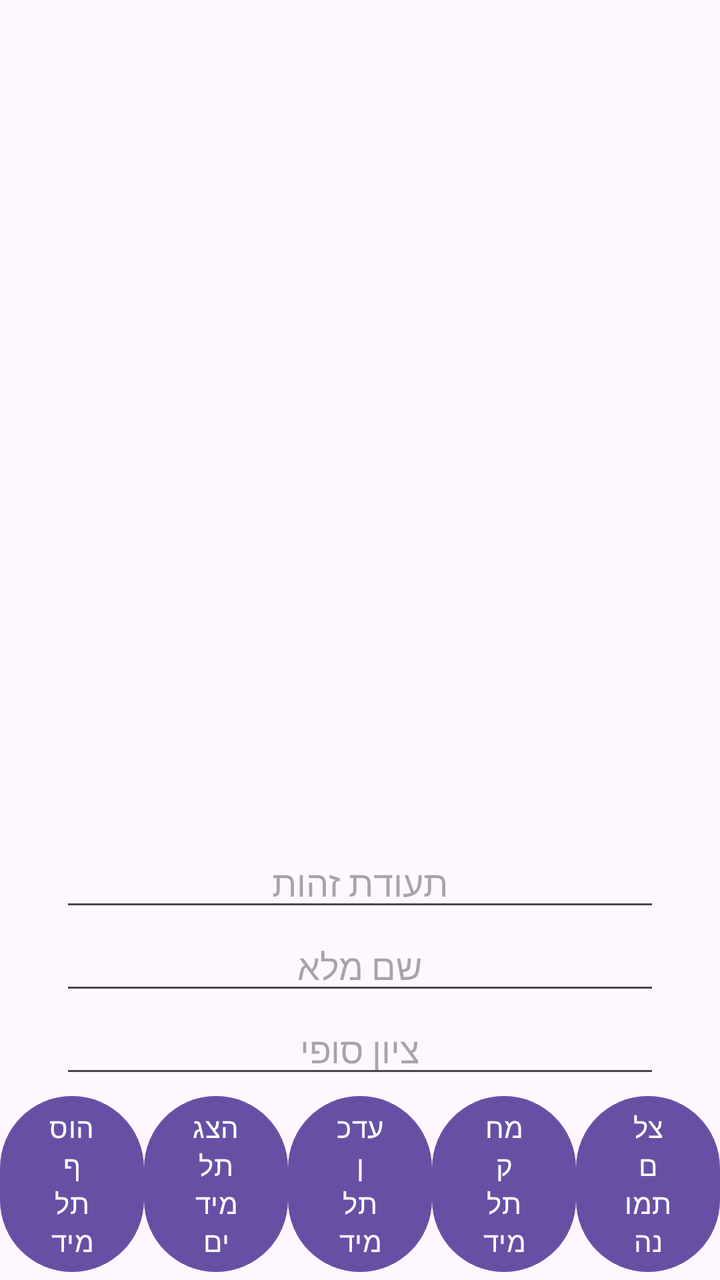
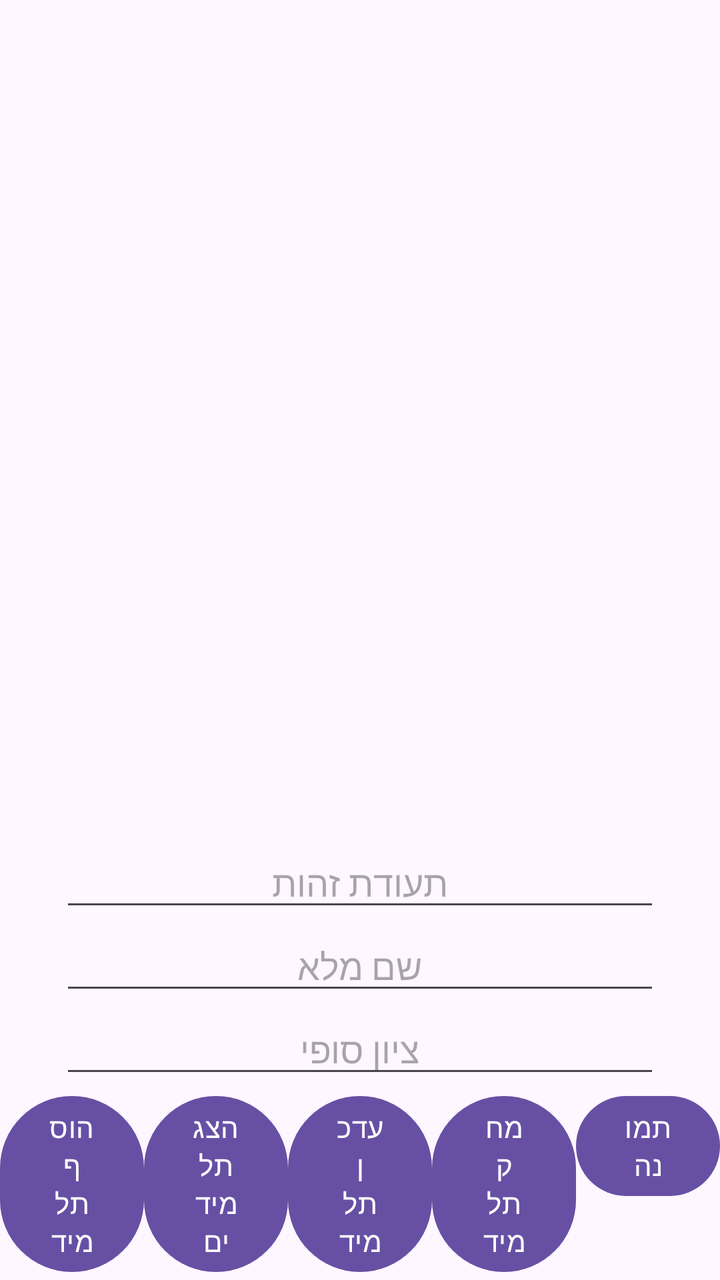

An Android layout rendered at two revisions. The XML below is the earlier revision; the diff shows what the commit changed to produce the second picture.
<!-- AndroidManifest.xml: application theme Theme.MyApplicationFirebase -->
<!-- res/layout/activity_main.xml -->
<?xml version="1.0" encoding="utf-8"?>
<androidx.constraintlayout.widget.ConstraintLayout xmlns:android="http://schemas.android.com/apk/res/android"
    xmlns:app="http://schemas.android.com/apk/res-auto"
    xmlns:tools="http://schemas.android.com/tools"
    android:id="@+id/main"
    android:layout_width="match_parent"
    android:layout_height="match_parent">


    <ScrollView
        android:layout_width="match_parent"
        android:layout_height="0dp"
        app:layout_constraintBottom_toTopOf="@id/bottomlayout"
        app:layout_constraintTop_toTopOf="parent">
        <LinearLayout
            android:layout_width="match_parent"
            android:layout_height="wrap_content"
            android:layout_marginTop="40sp"
            android:gravity="center">

            <TextView
                android:layout_width="wrap_content"
                android:layout_height="wrap_content"
                android:textSize="20sp"
                android:textDirection="rtl"
                android:id="@+id/tvcontent"/>

            <ImageView
                android:id="@+id/imageView"
                android:layout_width="300dp"
                android:layout_height="300dp"
                android:layout_marginTop="20dp"
                android:scaleType="centerCrop"
                android:contentDescription="Captured image" />
        </LinearLayout>
    </ScrollView>
    <LinearLayout
        android:layout_width="match_parent"
        android:layout_height="wrap_content"
        android:id="@+id/bottomlayout"
        android:orientation="vertical"
        android:gravity="center"
        app:layout_constraintBottom_toBottomOf="parent">
        <EditText
            android:layout_width="300dp"
            android:layout_height="wrap_content"
            android:id="@+id/tz"
            android:gravity="center"
            android:hint="תעודת זהות"/>
        <EditText
            android:layout_width="300dp"
            android:layout_height="wrap_content"
            android:id="@+id/fullname"
            android:gravity="center"
            android:hint="שם מלא"/>
        <EditText
            android:layout_width="300dp"
            android:layout_height="wrap_content"
            android:id="@+id/grade"
            android:gravity="center"
            android:hint="ציון סופי"/>


        <LinearLayout
            android:layout_width="match_parent"
            android:layout_height="wrap_content"
            >
            <Button
                android:id="@+id/btnInsert"
                android:layout_width="0dp"
                android:layout_weight="1"
                android:layout_height="wrap_content"
                android:text="הוסף תלמיד" />


            <Button
                android:id="@+id/btnSelect"
                android:layout_width="0dp"
                android:layout_weight="1"
                android:layout_height="wrap_content"
                android:text="הצג תלמידים" />


            <Button
                android:id="@+id/btnUpdate"
                android:layout_width="0dp"
                android:layout_weight="1"
                android:layout_height="wrap_content"
                android:text="עדכן תלמיד" />


            <Button
                android:id="@+id/btnDelete"
                android:layout_width="0dp"
                android:layout_weight="1"
                android:layout_height="wrap_content"
                android:text="מחק תלמיד" />

            <Button
                android:id="@+id/btnCapture"
                android:layout_width="0dp"
                android:layout_weight="1"
                android:layout_height="wrap_content"
                android:text="צלם תמונה" />
        </LinearLayout>
    </LinearLayout>


</androidx.constraintlayout.widget.ConstraintLayout>
<!-- resources referenced by this layout -->
<resources>
  <style name="Theme.MyApplicationFirebase" parent="Base.Theme.MyApplicationFirebase" />
  <style name="Base.Theme.MyApplicationFirebase" parent="Theme.Material3.DayNight.NoActionBar">
          
          
      </style>
</resources>

<!-- the commit's change to res/layout/activity_main.xml (unified diff, before → after) -->
@@ -27,8 +27,8 @@
 
             <ImageView
                 android:id="@+id/imageView"
-                android:layout_width="300dp"
-                android:layout_height="300dp"
+                android:layout_width="50dp"
+                android:layout_height="50dp"
                 android:layout_marginTop="20dp"
                 android:scaleType="centerCrop"
                 android:contentDescription="Captured image" />
@@ -97,11 +97,12 @@
                 android:text="מחק תלמיד" />
 
             <Button
-                android:id="@+id/btnCapture"
+                android:id="@+id/openPhotoActivityButton"
                 android:layout_width="0dp"
                 android:layout_weight="1"
                 android:layout_height="wrap_content"
-                android:text="צלם תמונה" />
+                android:text="תמונה"
+                android:textAllCaps="false" />
         </LinearLayout>
     </LinearLayout>
 
